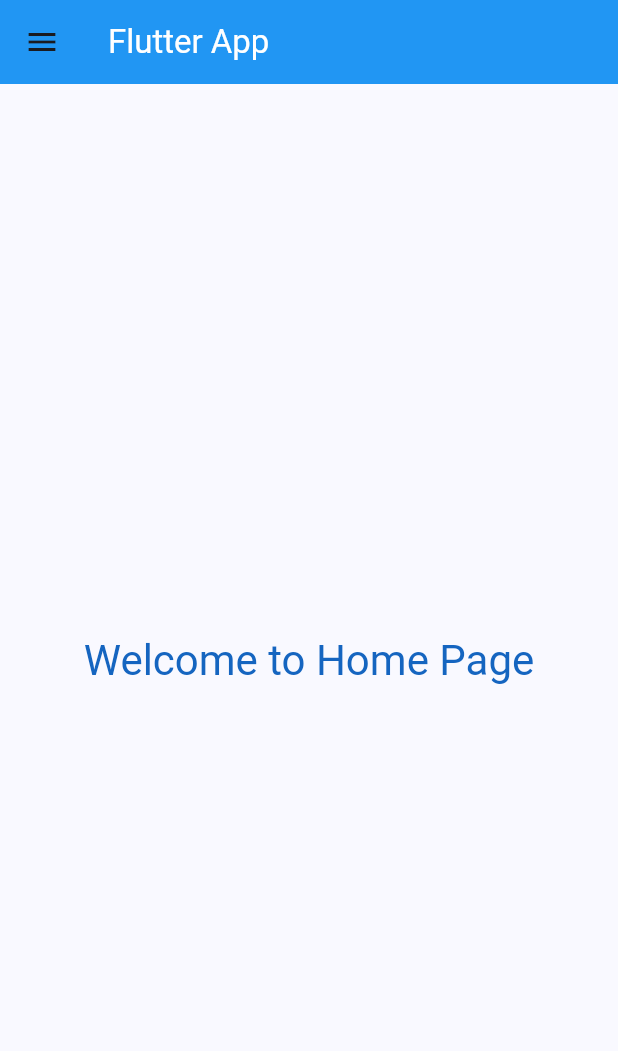
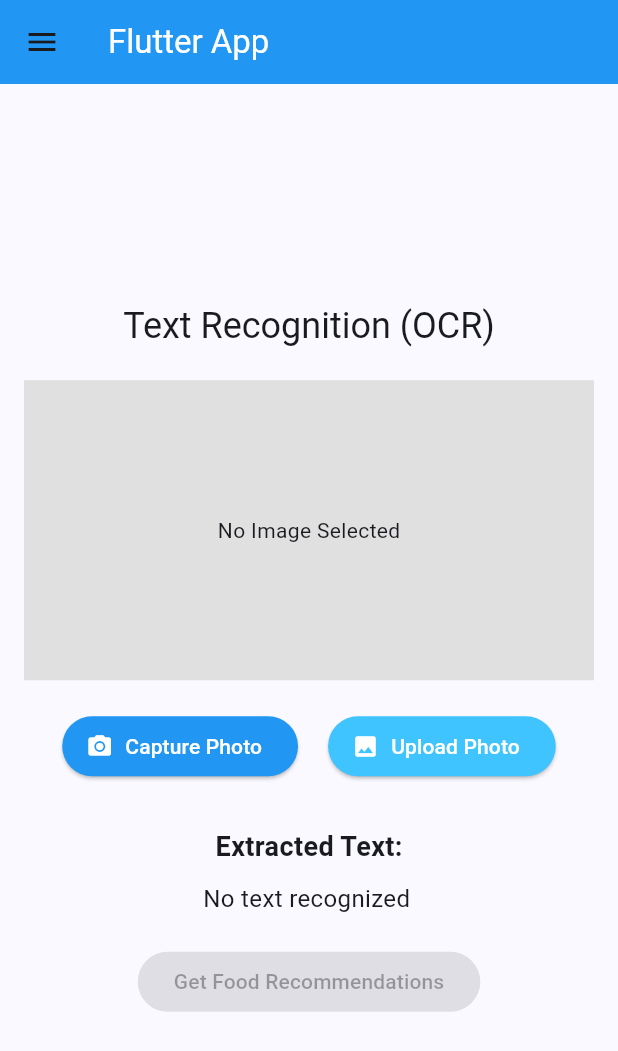
Before and after one commit to Abhi-1302/Pill_Plate, a Flutter app: the MainLayout screen opened by its route, on a phone screen of 412 x 824 dp. Shown: the top 1051 px of the screen. Run offline on Flutter 3.47's test engine with Material 3 defaults, Android fonts, the phone set to English and light mode, and no system bars; our stand-ins replace image_picker.

Commit message:
ocr screen

```diff
--- /dev/null
+++ b/pill_plate/lib/components/ocr_component.dart
@@ -0,0 +1,171 @@
+import 'dart:convert';
+import 'dart:io';
+import 'package:flutter/material.dart';
+import 'package:image_picker/image_picker.dart';
+import 'package:http/http.dart' as http;
+
+class OCRComponent extends StatefulWidget {
+  @override
+  _OCRComponentState createState() => _OCRComponentState();
+}
+
+class _OCRComponentState extends State<OCRComponent> {
+  final ImagePicker _picker = ImagePicker();
+  File? _image;
+  String _extractedText = 'No text recognized';
+  String _selectedText = '';
+
+  // Function to pick an image from the gallery
+  Future<void> _pickImageFromGallery() async {
+    final pickedFile = await _picker.pickImage(source: ImageSource.gallery);
+    if (pickedFile != null) {
+      setState(() {
+        _image = File(pickedFile.path);
+      });
+      await _extractTextFromImage();
+    }
+  }
+
+  // Function to capture an image with the camera
+  Future<void> _captureImage() async {
+    final pickedFile = await _picker.pickImage(source: ImageSource.camera);
+    if (pickedFile != null) {
+      setState(() {
+        _image = File(pickedFile.path);
+      });
+      await _extractTextFromImage();
+    }
+  }
+
+  // Function to extract text using Google Cloud Vision API
+  Future<void> _extractTextFromImage() async {
+    if (_image == null) return;
+
+    // Convert the image to base64 format
+    final bytes = await _image!.readAsBytes();
+    final base64Image = base64Encode(bytes);
+
+    final apiKey = 'YOUR_GOOGLE_CLOUD_VISION_API_KEY';
+    final url = Uri.parse(
+        'https://vision.googleapis.com/v1/images:annotate?key=$apiKey');
+
+    final response = await http.post(
+      url,
+      headers: {'Content-Type': 'application/json'},
+      body: json.encode({
+        "requests": [
+          {
+            "image": {"content": base64Image},
+            "features": [
+              {"type": "TEXT_DETECTION"}
+            ]
+          }
+        ]
+      }),
+    );
+
+    if (response.statusCode == 200) {
+      final data = json.decode(response.body);
+      final textAnnotations = data['responses'][0]['textAnnotations'];
+      setState(() {
+        _extractedText = textAnnotations.isNotEmpty
+            ? textAnnotations[0]['description']
+            : 'No text found';
+      });
+    } else {
+      setState(() {
+        _extractedText = 'Error recognizing text';
+      });
+    }
+  }
+
+  @override
+  Widget build(BuildContext context) {
+    return Center(
+      child: Padding(
+        padding: const EdgeInsets.all(16.0),
+        child: Column(
+          mainAxisAlignment: MainAxisAlignment.center,
+          children: [
+            Text(
+              'Text Recognition (OCR)',
+              style: Theme.of(context).textTheme.headlineSmall,
+            ),
+            SizedBox(height: 20),
+            _image != null
+                ? Image.file(_image!, height: 200)
+                : Container(
+                    height: 200,
+                    color: Colors.grey[300],
+                    child: Center(child: Text('No Image Selected')),
+                  ),
+            SizedBox(height: 20),
+            Row(
+              mainAxisAlignment: MainAxisAlignment.center,
+              children: [
+                ElevatedButton.icon(
+                  onPressed: _captureImage,
+                  icon: Icon(Icons.camera_alt),
+                  label: Text('Capture Photo'),
+                  style: ElevatedButton.styleFrom(
+                    backgroundColor: Theme.of(context).colorScheme.primary,
+                    foregroundColor: Colors.white,
+                  ),
+                ),
+                SizedBox(width: 20),
+                ElevatedButton.icon(
+                  onPressed: _pickImageFromGallery,
+                  icon: Icon(Icons.photo),
+                  label: Text('Upload Photo'),
+                  style: ElevatedButton.styleFrom(
+                    backgroundColor: Theme.of(context).colorScheme.secondary,
+                    foregroundColor: Colors.white,
+                  ),
+                ),
+              ],
+            ),
+            SizedBox(height: 30),
+            Text(
+              'Extracted Text:',
+              style: TextStyle(fontSize: 18, fontWeight: FontWeight.bold),
+            ),
+            SizedBox(height: 10),
+            SelectableText(
+              _extractedText,
+              textAlign: TextAlign.center,
+              style: TextStyle(fontSize: 16),
+              onSelectionChanged: (selection, cause) {
+                if (cause == SelectionChangedCause.tap ||
+                    cause == SelectionChangedCause.longPress) {
+                  setState(() {
+                    _selectedText = _extractedText.substring(
+                        selection.start, selection.end);
+                  });
+                }
+              },
+            ),
+            SizedBox(height: 20),
+            ElevatedButton(
+              onPressed:
+                  _selectedText.isNotEmpty ? _getFoodRecommendations : null,
+              style: ElevatedButton.styleFrom(
+                backgroundColor: Colors.redAccent,
+              ),
+              child: Text('Get Food Recommendations'),
+            ),
+          ],
+        ),
+      ),
+    );
+  }
+
+  void _getFoodRecommendations() {
+    if (_selectedText.isNotEmpty) {
+      print("Getting food recommendations for: $_selectedText");
+      ScaffoldMessenger.of(context).showSnackBar(
+        SnackBar(
+            content: Text('Getting food recommendations for: $_selectedText')),
+      );
+    }
+  }
+}
--- a/pill_plate/lib/main.dart
+++ b/pill_plate/lib/main.dart
@@ -6,10 +6,12 @@ import 'screens/profile_screen.dart';
 import 'screens/settings_screen.dart';
 
 void main() {
-  runApp(MyApp());
+  runApp(const MyApp());
 }
 
 class MyApp extends StatelessWidget {
+  const MyApp({super.key});
+
   @override
   Widget build(BuildContext context) {
     return MaterialApp(
--- a/pill_plate/lib/screens/home_screen.dart
+++ b/pill_plate/lib/screens/home_screen.dart
@@ -1,16 +1,9 @@
 import 'package:flutter/material.dart';
+import '../components/ocr_component.dart';
 
 class HomeScreen extends StatelessWidget {
   @override
   Widget build(BuildContext context) {
-    return Center(
-      child: Text(
-        'Welcome to Home Page',
-        style: Theme.of(context)
-            .textTheme
-            .headlineMedium!
-            .copyWith(color: Colors.blue[800]),
-      ),
-    );
+    return OCRComponent(); // Embed OCRComponent in HomeScreen
   }
 }
```
